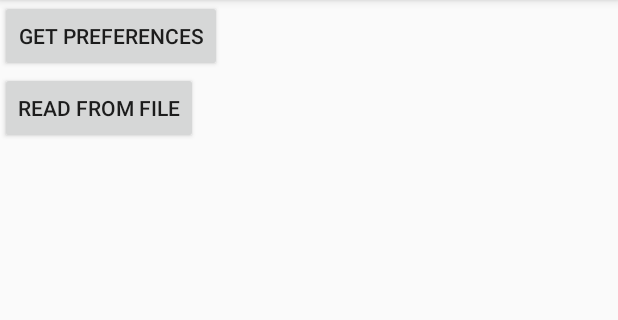
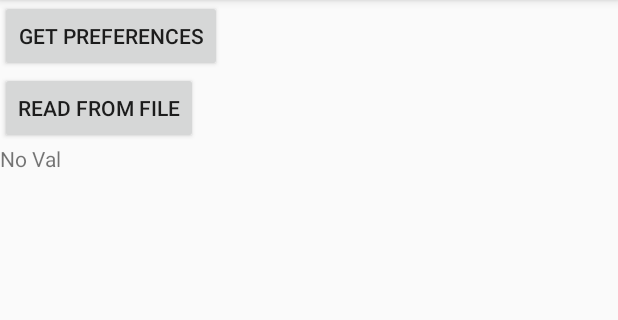
Before and after one commit to sebi90/PersistenzApplikations, an Android app: the screen it shows after launch (MainActivity), on a phone screen of 412 x 824 dp, the part 84-404 px from its top. Run offline under Robolectric (Android 15) with nearby library versions, the phone set to English and light mode, and no system bars.

Commit message:
aufgabe 1 verbessert

```diff
--- a/myapplication/src/main/res/layout/activity_main.xml
+++ b/myapplication/src/main/res/layout/activity_main.xml
@@ -18,6 +18,7 @@
     <TextView
         android:layout_width="wrap_content"
         android:layout_height="wrap_content"
+        android:text="No Val"
         android:id="@+id/textView"/>
 
 </LinearLayout>
```
Also changed, not shown: myapplication/src/main/java/sebi/myapplication/MainActivity.java (+9 -2 lines).
